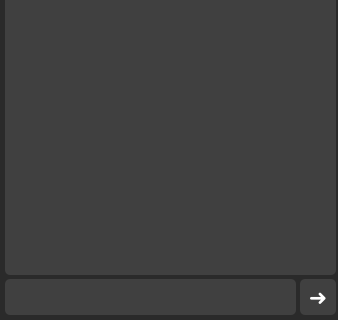
This is chat/chat.ui in b0shka/selling_apps as Qt 5 draws it before an edit; both pictures show x 0 to 338 and y 146 to 466 of the 338 by 466 pixel window. The edited form follows.
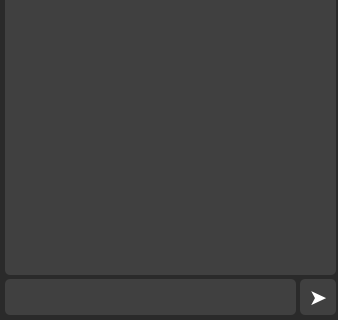
This is the edited form.

Diff of the .ui file:
```diff
--- a/chat/chat.ui
+++ b/chat/chat.ui
@@ -89,7 +89,7 @@
 }</string>
    </property>
    <property name="text">
-    <string>➜</string>
+    <string>➤</string>
    </property>
   </widget>
   <widget class="QListWidget" name="listWidget">
```
